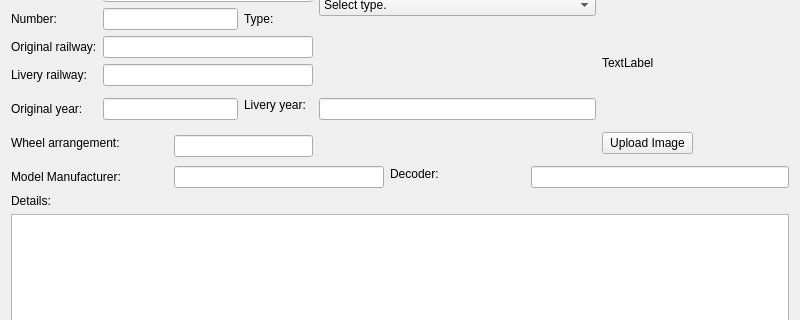
penguintutor/pyvlcb, file addlocodialog.ui: the form before one commit; both pictures show x 0 to 800 and y 119 to 439 of the 800 by 572 pixel window.
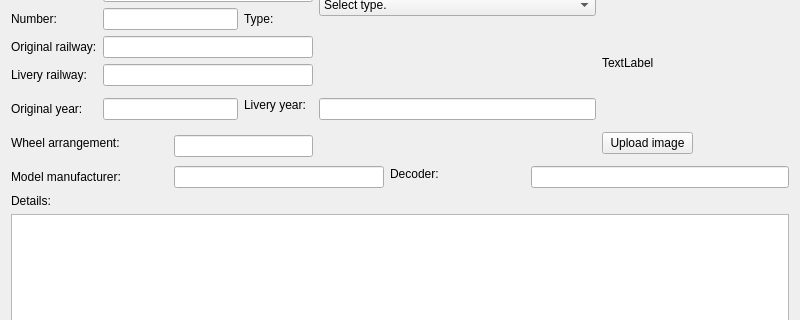
The form after the commit.

Commit message: Implement image handling to add loco

Patch:
```diff
--- a/addlocodialog.ui
+++ b/addlocodialog.ui
@@ -153,7 +153,7 @@
    <item row="10" column="8">
     <widget class="QPushButton" name="uploadImageButton">
      <property name="text">
-      <string>Upload Image</string>
+      <string>Upload image</string>
      </property>
     </widget>
    </item>
@@ -215,7 +215,7 @@
    <item row="12" column="0" colspan="2">
     <widget class="QLabel" name="label_15">
      <property name="text">
-      <string>Model Manufacturer:</string>
+      <string>Model manufacturer:</string>
      </property>
     </widget>
    </item>
```
The commit also changes 2 other files.
